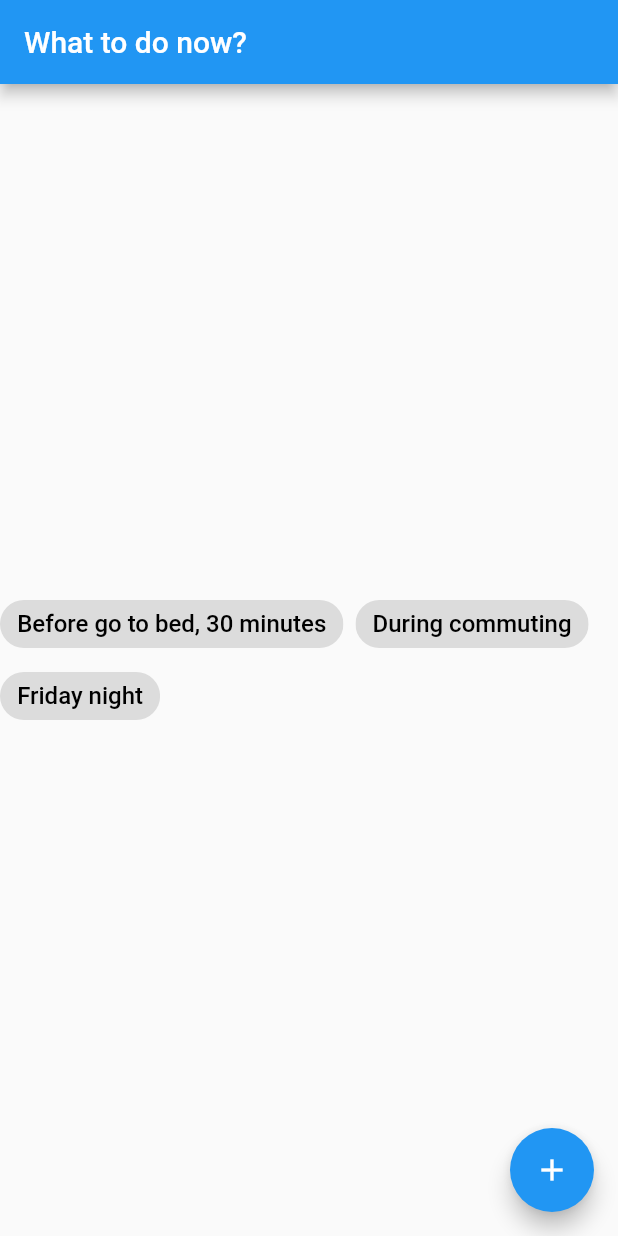
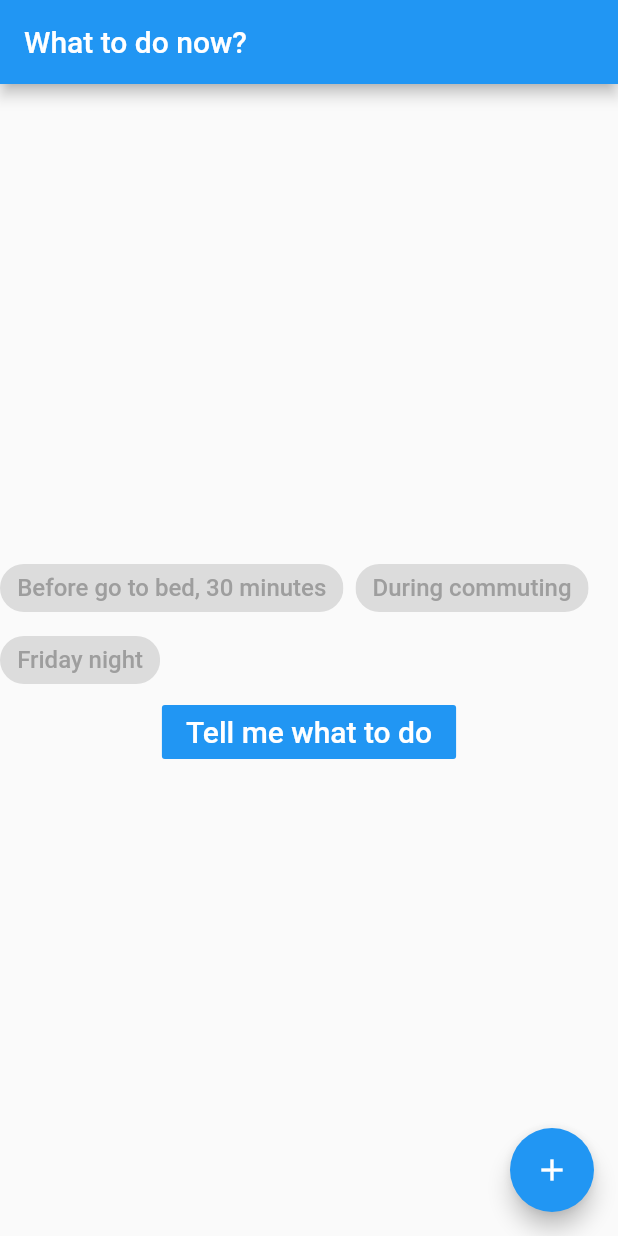
Before and after one commit to k5trismegistus/myzap, a Flutter app: the screen it shows after launch, on a phone screen of 412 x 824 dp. Run offline on Flutter 3.47's test engine with Material 2 defaults, Android fonts, the phone set to English and light mode, and no system bars.

Commit message:
:sparkles: basic image of top page

```diff
--- a/lib/pages/top.dart
+++ b/lib/pages/top.dart
@@ -1,5 +1,22 @@
 import 'package:flutter/material.dart';
 
+// Below: for mock implementation
+
+class SelectableSituation {
+  int index;
+  String label;
+  bool selected = false;
+
+  SelectableSituation(this.index, this.label);
+}
+
+List<String> situations = [
+  'Before go to bed, 30 minutes',
+  'During commuting',
+  'Friday night',
+];
+
+// Above: for mock implementation
 
 class TopPage extends StatefulWidget {
   TopPage({Key key, this.title}) : super(key: key);
@@ -11,20 +28,56 @@ class TopPage extends StatefulWidget {
 }
 
 class _TopPageState extends State<TopPage> {
-  // Sample
-  List<String> _situations = [
-    'Before go to bed, 30 minutes',
-    'During commuting',
-    'Friday night',
-  ];
+
+  List<SelectableSituation> _choices = [];
+
+  @override
+  void initState() {
+    super.initState();
+    this._loadChoices();
+  }
+
+  void _loadChoices() {
+    List<SelectableSituation> rst = [];
+    situations.asMap().forEach((index, situation) {
+      rst.add(new SelectableSituation(index, situation));
+    });
+
+    setState(() => this._choices = rst);
+  }
 
   List<Widget> situationChips() {
-    return this._situations.map((situation) {
-      return Chip(
-        label: Text(situation),
-        labelStyle: TextStyle(color: Colors.black, fontSize: 16)
+    return this._choices.map((choice) {
+      return InputChip(
+        label: Text(choice.label),
+        labelStyle: TextStyle(color: choice.selected ? Colors.black : Colors.grey, fontSize: 16),
+        onPressed: () {
+          setState(()  => choice.selected = !choice.selected);
+        }
       );
     }).toList();
+  }
+
+  void showAction() {
+    showDialog(
+      context: context,
+      builder: (_) {
+        return AlertDialog(
+          title: Text("Guru's oracle..."),
+          content: Text("Go to bed now"),
+          actions: <Widget>[
+            FlatButton(
+              child: Text("No"),
+              onPressed: () => Navigator.pop(context),
+            ),
+            FlatButton(
+              child: Text("OK"),
+              onPressed: () => Navigator.pop(context),
+            ),
+          ],
+        );
+      },
+    );
   }
 
   @override
@@ -51,6 +104,17 @@ class _TopPageState extends State<TopPage> {
                   )
                 )
               ]
+            ),
+            FlatButton(
+              onPressed: this.showAction,
+              color: Colors.blue,
+              child: Text(
+                'Tell me what to do',
+                style: TextStyle(
+                  color:Colors.white,
+                  fontSize: 20.0
+                ),
+              ),
             )
           ]
         ),
```
